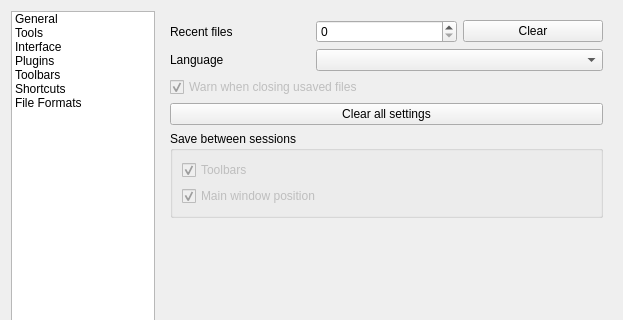
This is src/ui/dialog_settings.ui in mbasaglia/PixelCayman as Qt 5 draws it before an edit; both pictures show x 0 to 623 and y 0 to 320 of the 623 by 538 pixel window. The edited form follows.
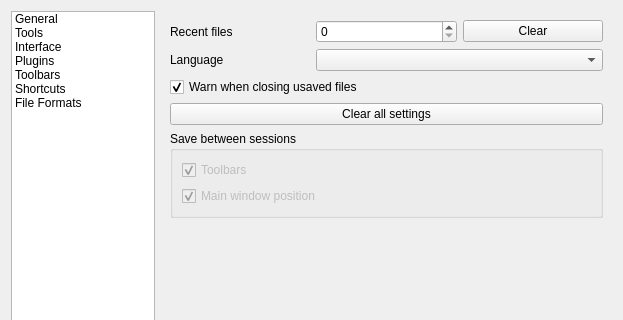
This is the edited form. Icons and pictures are not drawn.

```diff
--- a/src/ui/dialog_settings.ui
+++ b/src/ui/dialog_settings.ui
@@ -115,9 +115,6 @@
          </item>
          <item row="2" column="0" colspan="3">
           <widget class="QCheckBox" name="check_warn_unsaved">
-           <property name="enabled">
-            <bool>false</bool>
-           </property>
            <property name="text">
             <string>Warn when closing usaved files</string>
            </property>
```
